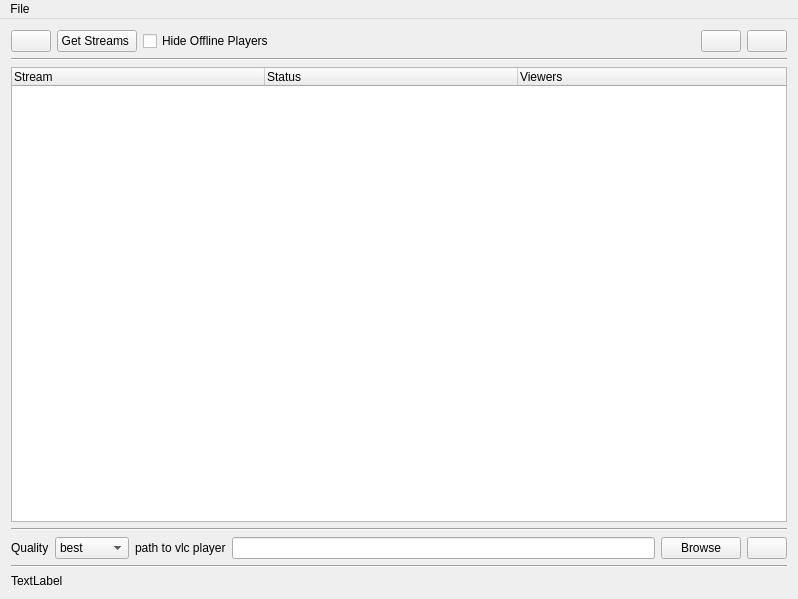
Old version of the form ui/mainwindow.ui in the repository pomidi/TwitchLivestreamer.
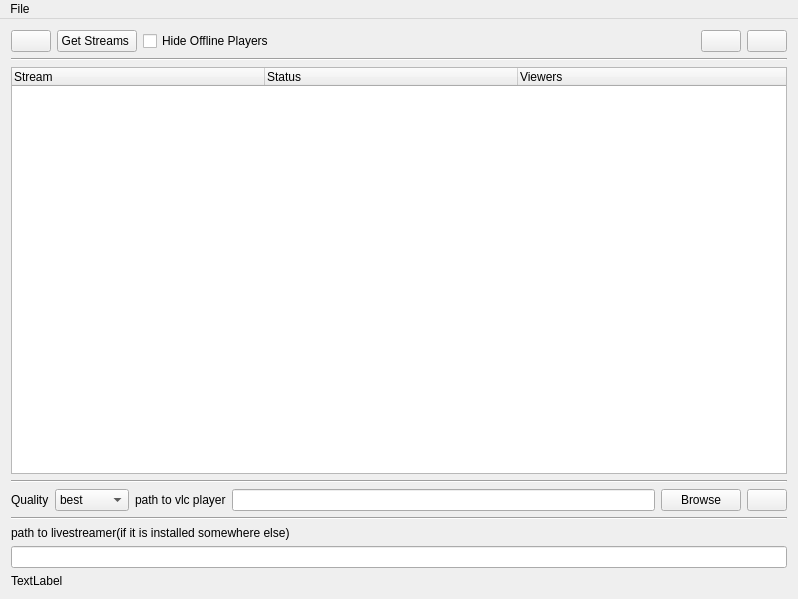
New version of the form. Icons and pictures are not drawn.

Diff of the .ui file:
```diff
--- a/ui/mainwindow.ui
+++ b/ui/mainwindow.ui
@@ -28,6 +28,16 @@
   </property>
   <widget class="QWidget" name="centralWidget">
    <layout class="QGridLayout" name="gridLayout">
+    <item row="7" column="0">
+     <widget class="QLineEdit" name="LivestreamerPath"/>
+    </item>
+    <item row="6" column="0">
+     <widget class="QLabel" name="label_3">
+      <property name="text">
+       <string>path to livestreamer(if it is installed somewhere else)</string>
+      </property>
+     </widget>
+    </item>
     <item row="3" column="0">
      <widget class="Line" name="line_2">
       <property name="orientation">
@@ -243,7 +253,7 @@
       </column>
      </widget>
     </item>
-    <item row="6" column="0">
+    <item row="8" column="0">
      <widget class="QLabel" name="UpdateStatusText">
       <property name="text">
        <string>TextLabel</string>
```
